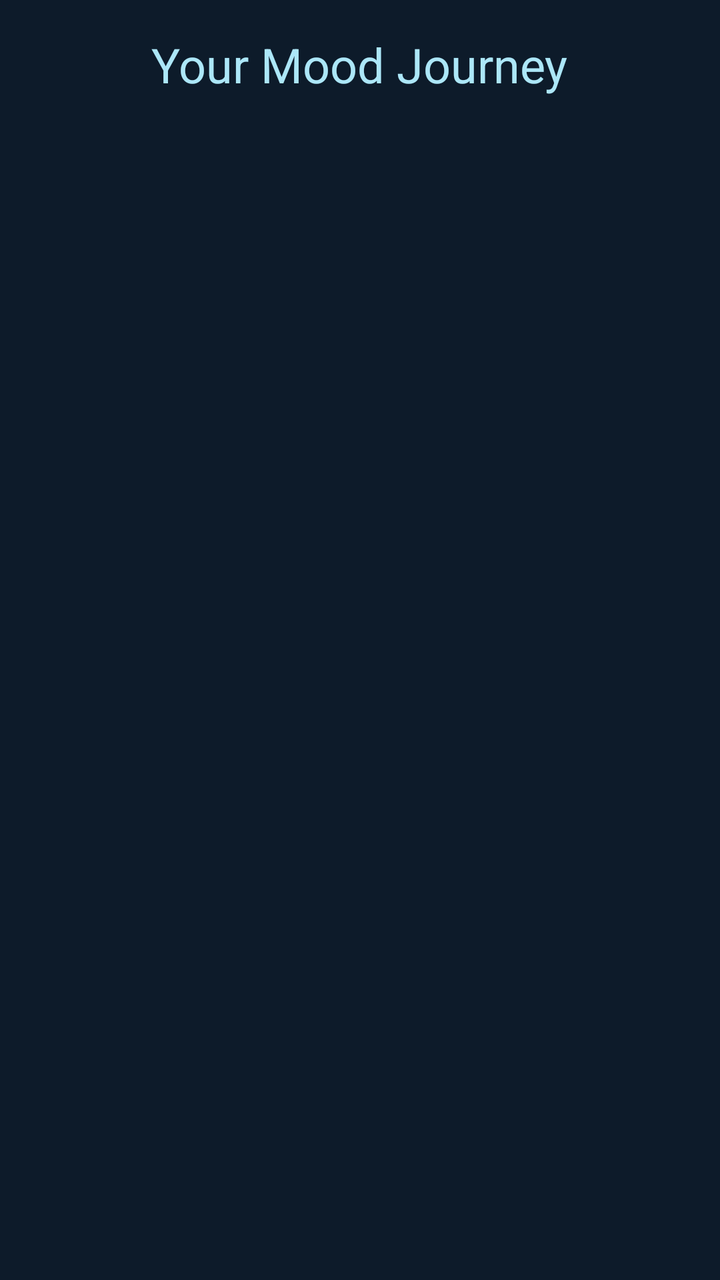
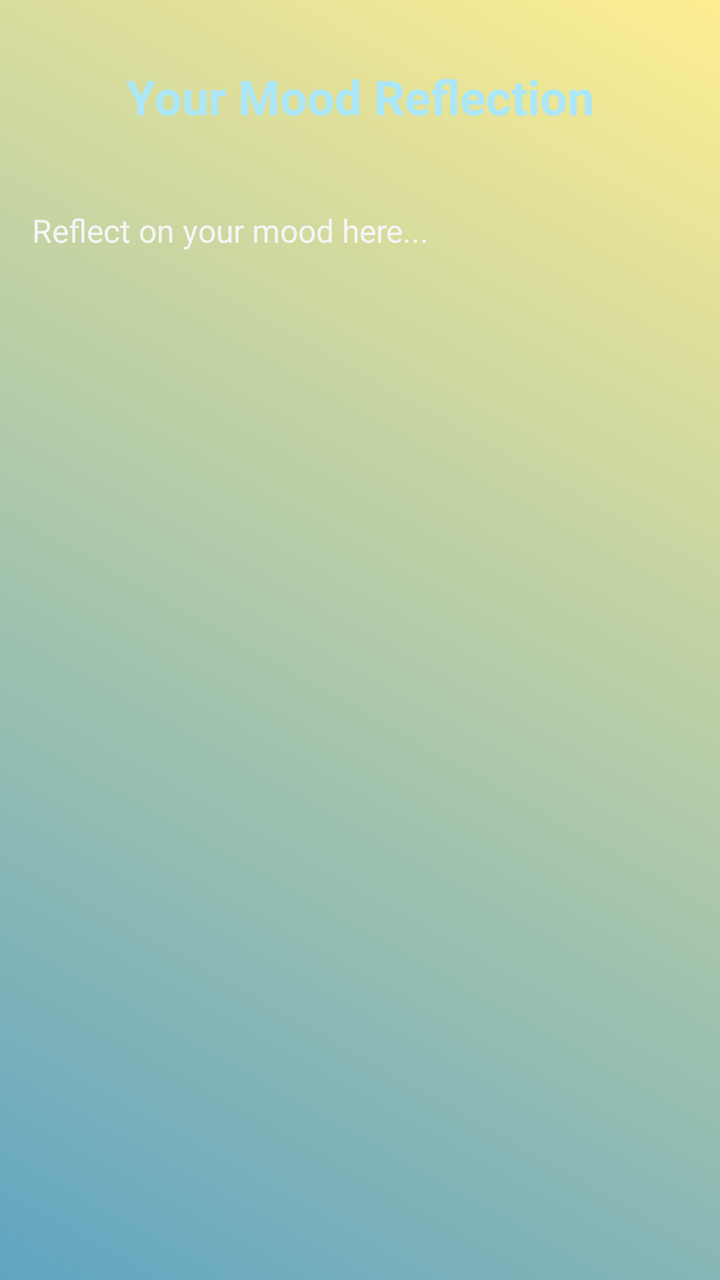

Compare the two renders of this Android layout. The source of the first and the diff that turns it into the second are given below.
<!-- AndroidManifest.xml: application theme Theme.AURORA -->
<!-- res/layout/activity_journey.xml -->
<?xml version="1.0" encoding="utf-8"?>
<LinearLayout
    xmlns:android="http://schemas.android.com/apk/res/android"
    android:id="@+id/journeyLayout"
    android:orientation="vertical"
    android:layout_width="match_parent"
    android:layout_height="match_parent"
    android:background="@color/deep_night_blue">

    <TextView
        android:layout_width="wrap_content"
        android:layout_height="wrap_content"
        android:text="Your Mood Journey"
        android:textColor="@color/soft_blue"
        android:textSize="24sp"
        android:layout_gravity="center"
        android:layout_margin="16dp"/>

    <ListView
        android:id="@+id/journeyList"
        android:layout_width="match_parent"
        android:layout_height="wrap_content"/>
</LinearLayout>
<!-- resources referenced by this layout -->
<resources>
  <color name="deep_night_blue">#0D1B2A</color>
  <color name="soft_blue">#ACE7F8</color>
  <style name="Theme.AURORA" parent="Base.Theme.AURORA" />
  <style name="Base.Theme.AURORA" parent="Theme.Material3.DayNight.NoActionBar">
          
          <item name="android:colorBackground">@color/deep_night_blue</item>
          <item name="android:textColor">@color/soft_white</item>
          <item name="colorPrimary">@color/aurora_green</item>
          <item name="colorSecondary">@color/violet_glow</item>
      </style>
  <color name="soft_white">#F5F5F5</color>
  <color name="aurora_green">#3DDC97</color>
  <color name="violet_glow">#9D5CFF</color>
</resources>

<!-- the commit's change to res/layout/activity_journey.xml (unified diff, before → after) -->
@@ -1,23 +1,40 @@
 <?xml version="1.0" encoding="utf-8"?>
-<LinearLayout
+<androidx.constraintlayout.widget.ConstraintLayout
     xmlns:android="http://schemas.android.com/apk/res/android"
-    android:id="@+id/journeyLayout"
-    android:orientation="vertical"
+    xmlns:app="http://schemas.android.com/apk/res-auto"
+    xmlns:tools="http://schemas.android.com/tools"
+    android:id="@+id/reflectionLayout"
     android:layout_width="match_parent"
     android:layout_height="match_parent"
-    android:background="@color/deep_night_blue">
+    android:background="@drawable/aurora_gradient_light"
+    tools:context=".ReflectionActivity">
 
+    
     <TextView
+        android:id="@+id/reflectionTitle"
         android:layout_width="wrap_content"
         android:layout_height="wrap_content"
-        android:text="Your Mood Journey"
+        android:text="Your Mood Reflection"
         android:textColor="@color/soft_blue"
         android:textSize="24sp"
-        android:layout_gravity="center"
-        android:layout_margin="16dp"/>
+        android:textStyle="bold"
+        app:layout_constraintTop_toTopOf="parent"
+        app:layout_constraintStart_toStartOf="parent"
+        app:layout_constraintEnd_toEndOf="parent"
+        android:layout_marginTop="32dp"/>
 
-    <ListView
-        android:id="@+id/journeyList"
-        android:layout_width="match_parent"
-        android:layout_height="wrap_content"/>
-</LinearLayout>
+    
+    <TextView
+        android:id="@+id/reflectionContent"
+        android:layout_width="0dp"
+        android:layout_height="wrap_content"
+        android:text="Reflect on your mood here..."
+        android:textColor="@color/soft_white"
+        android:textSize="16sp"
+        app:layout_constraintTop_toBottomOf="@id/reflectionTitle"
+        app:layout_constraintStart_toStartOf="parent"
+        app:layout_constraintEnd_toEndOf="parent"
+        android:layout_marginTop="24dp"
+        android:padding="16dp"/>
+
+</androidx.constraintlayout.widget.ConstraintLayout>
<!-- resource entries referenced after the edit -->
@@ -1,8 +1,20 @@
 <!-- resources referenced by this layout -->
 <resources>
-  <color name="deep_night_blue">#0D1B2A</color>
   <color name="soft_blue">#ACE7F8</color>
+  <color name="soft_white">#F5F5F5</color>
+  <!-- drawable aurora_gradient_light (drawable) -->
+  <?xml version="1.0" encoding="utf-8"?>
+  <shape xmlns:android="http://schemas.android.com/apk/res/android"
+      android:shape="rectangle">
+      <gradient
+          android:startColor="@color/sky_blue"
+      android:endColor="@color/lemon_yellow"
+      android:angle="45"
+      android:type="linear" />
+  </shape>
   <style name="Theme.AURORA" parent="Base.Theme.AURORA" />
+  <color name="sky_blue">#61A5C2</color>
+  <color name="lemon_yellow">#FEEE91</color>
   <style name="Base.Theme.AURORA" parent="Theme.Material3.DayNight.NoActionBar">
           
           <item name="android:colorBackground">@color/deep_night_blue</item>
@@ -10,7 +22,7 @@
           <item name="colorPrimary">@color/aurora_green</item>
           <item name="colorSecondary">@color/violet_glow</item>
       </style>
-  <color name="soft_white">#F5F5F5</color>
+  <color name="deep_night_blue">#0D1B2A</color>
   <color name="aurora_green">#3DDC97</color>
   <color name="violet_glow">#9D5CFF</color>
 </resources>
